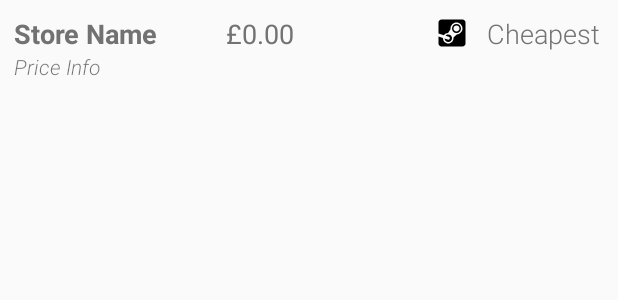
After one commit to arranf/LowScore, an Android app: the layout list_stores.xml on its own in the app's theme, with its tools: preview values and no code run, on a phone screen of 412 x 824 dp. The commit adds this screen. Shown: the top 300 px of the screen. Run offline under Robolectric (Android 15) with nearby library versions, the phone set to English and light mode, and no system bars.

Commit message:
Not working game prices

```diff
--- a/app/src/main/java/party/hunchbacktank/lowscore/activities/DisplayGameActivity.java
+++ b/app/src/main/java/party/hunchbacktank/lowscore/activities/DisplayGameActivity.java
@@ -49,7 +49,7 @@ import retrofit2.Callback;
 import retrofit2.Retrofit;
 import retrofit2.converter.gson.GsonConverterFactory;
 
-public class DisplayGameActivity extends AppCompatActivity implements GamePrices.OnFragmentInteractionListener {
+public class DisplayGameActivity extends AppCompatActivity {
     @BindView(R.id.gamescreens) ImageSwitcher imageSwitcher;
     private PicassoSwitcherHelper picassoSwitcherHelper;
     private List<Uri> imageUris = new ArrayList<>();
@@ -258,10 +258,6 @@ public class DisplayGameActivity extends AppCompatActivity implements GamePrices
         viewPager.setAdapter(viewPagerAdapter);
     }
 
-    @Override
-    public void onFragmentInteraction(Uri uri){
-
-    }
     //endregion
 
     //region Menu
--- a/app/src/main/java/party/hunchbacktank/lowscore/activities/LoginActivity.java
+++ b/app/src/main/java/party/hunchbacktank/lowscore/activities/LoginActivity.java
@@ -22,7 +22,7 @@ import party.hunchbacktank.lowscore.BuildConfig;
 import party.hunchbacktank.lowscore.R;
 import party.hunchbacktank.lowscore.model.isthereanydeal.authentication.Token;
 import party.hunchbacktank.lowscore.model.isthereanydeal.authentication.TokenRequestType;
-import party.hunchbacktank.lowscore.networking.isthereanydeal.token.TokenEndpoint;
+import party.hunchbacktank.lowscore.networking.isthereanydeal.TokenEndpoint;
 import retrofit2.Call;
 import retrofit2.Callback;
 import retrofit2.Retrofit;
--- a/app/src/main/java/party/hunchbacktank/lowscore/activities/MainActivity.java
+++ b/app/src/main/java/party/hunchbacktank/lowscore/activities/MainActivity.java
@@ -23,7 +23,7 @@ import party.hunchbacktank.lowscore.R;
 import party.hunchbacktank.lowscore.adapters.DealsAdapter;
 import party.hunchbacktank.lowscore.model.isthereanydeal.recommendeddeal.Deal;
 import party.hunchbacktank.lowscore.model.isthereanydeal.recommendeddeal.DealResponse;
-import party.hunchbacktank.lowscore.networking.isthereanydeal.deal.DealEndpoint;
+import party.hunchbacktank.lowscore.networking.isthereanydeal.DealEndpoint;
 import retrofit2.Call;
 import retrofit2.Callback;
 import retrofit2.Retrofit;
--- a/app/src/main/java/party/hunchbacktank/lowscore/adapters/DealsAdapter.java
+++ b/app/src/main/java/party/hunchbacktank/lowscore/adapters/DealsAdapter.java
@@ -44,7 +44,7 @@ public class DealsAdapter extends RecyclerView.Adapter<DealsAdapter.DealHolder>
     @Override
     public DealHolder onCreateViewHolder(ViewGroup parent, int viewType) {
         View itemView = LayoutInflater.from(parent.getContext())
-                .inflate(R.layout.deals, parent, false);
+                .inflate(R.layout.list_deals, parent, false);
         itemView.setOnClickListener(onClickListener);
         itemView.setLayoutParams(layoutParams);
         return new DealHolder(itemView);
--- a/app/src/main/java/party/hunchbacktank/lowscore/networking/IsThereAnyDeal/deal/DealEndpoint.java
+++ b/app/src/main/java/party/hunchbacktank/lowscore/networking/isthereanydeal/DealEndpoint.java
@@ -1,4 +1,4 @@
-package party.hunchbacktank.lowscore.networking.isthereanydeal.deal;
+package party.hunchbacktank.lowscore.networking.isthereanydeal;
 
 import party.hunchbacktank.lowscore.model.isthereanydeal.recommendeddeal.DealResponse;
 import retrofit2.Call;
--- a/app/src/main/java/party/hunchbacktank/lowscore/networking/IsThereAnyDeal/token/TokenEndpoint.java
+++ b/app/src/main/java/party/hunchbacktank/lowscore/networking/isthereanydeal/TokenEndpoint.java
@@ -1,4 +1,4 @@
-package party.hunchbacktank.lowscore.networking.isthereanydeal.token;
+package party.hunchbacktank.lowscore.networking.isthereanydeal;
 
 import party.hunchbacktank.lowscore.model.isthereanydeal.authentication.Token;
 import retrofit2.Call;
--- /dev/null
+++ b/app/src/main/res/drawable/steam.xml
@@ -0,0 +1,4 @@
+<vector android:height="24dp" android:viewportHeight="24.0"
+    android:viewportWidth="24.0" android:width="24dp" xmlns:android="http://schemas.android.com/apk/res/android">
+    <path android:fillColor="#FF000000" android:pathData="M5,3C3.9,3 3,3.9 3,5L3,12.313L6.594,13.5C7.294,12.6 8.306,12 9.406,12L11,9.5L11,9C11,6.8 12.8,5 15,5C17.2,5 19,6.8 19,9C19,11.1 17.288,12.9 15.188,13L13,15L13,15.5C13,17.4 11.4,19 9.5,19C7.6,19 6,17.4 6,15.5L6,15.406L3,14.406L3,19C3,20.1 3.9,21 5,21L19,21C20.1,21 21,20.1 21,19L21,5C21,3.9 20.1,3 19,3L5,3zM15,6C13.349,6 12,7.349 12,9C12,10.651 13.349,12 15,12C16.651,12 18,10.651 18,9C18,7.349 16.651,6 15,6zM15,7C16.11,7 17,7.89 17,9C17,10.11 16.11,11 15,11C13.89,11 13,10.11 13,9C13,7.89 13.89,7 15,7zM9.5,13C8.8,13 8.087,13.313 7.688,13.813L9.906,14.5C10.406,14.7 10.7,15.212 10.5,15.813C10.3,16.212 9.9,16.5 9.5,16.5C9.4,16.5 9.288,16.506 9.188,16.406L7,15.688C7.1,16.987 8.2,18 9.5,18C10.9,18 12,16.9 12,15.5C12,14.1 10.9,13 9.5,13z"/>
+</vector>
--- /dev/null
+++ b/app/src/main/res/layout/list_stores.xml
@@ -0,0 +1,70 @@
+<?xml version="1.0" encoding="utf-8"?>
+<RelativeLayout xmlns:android="http://schemas.android.com/apk/res/android"
+    android:orientation="vertical" android:layout_width="match_parent"
+    android:layout_height="match_parent"
+    android:id="@+id/store_item">
+
+    <TextView
+        android:layout_width="wrap_content"
+        android:layout_height="wrap_content"
+        android:textAppearance="?android:attr/textAppearanceMedium"
+        android:text="Store Name"
+        android:id="@+id/list_stores_store_name"
+        android:layout_alignParentTop="true"
+        android:layout_alignLeft="@+id/list_stores_price_context"
+        android:layout_alignStart="@+id/list_stores_price_context"
+        android:layout_marginTop="10dp"
+        android:textStyle="bold" />
+
+    <TextView
+        android:layout_width="wrap_content"
+        android:layout_height="wrap_content"
+        android:textAppearance="?android:attr/textAppearanceSmall"
+        android:text="Price Info"
+        android:fontFamily="sans-serif-light"
+        android:id="@+id/list_stores_price_context"
+        android:layout_marginLeft="9dp"
+        android:layout_marginStart="9dp"
+        android:textStyle="italic"
+        android:typeface="normal"
+        android:layout_below="@+id/list_stores_store_name"
+        android:layout_alignParentLeft="true"
+        android:layout_alignParentStart="true" />
+
+    <TextView
+        android:layout_width="wrap_content"
+        android:layout_height="wrap_content"
+        android:textAppearance="?android:attr/textAppearanceMedium"
+        android:text="£0.00"
+        android:id="@+id/list_stores_price"
+        android:layout_marginLeft="45dp"
+        android:layout_marginStart="45dp"
+        android:layout_alignTop="@+id/list_stores_store_name"
+        android:layout_toRightOf="@+id/list_stores_store_name"
+        android:layout_toEndOf="@+id/list_stores_store_name" />
+
+    <TextView
+        android:layout_width="wrap_content"
+        android:layout_height="wrap_content"
+        android:textAppearance="?android:attr/textAppearanceMedium"
+        android:text="Cheapest"
+        android:fontFamily="sans-serif-light"
+        android:id="@+id/list_stores_cheap"
+        android:layout_marginRight="12dp"
+        android:layout_marginEnd="12dp"
+        android:layout_alignBaseline="@+id/list_stores_price"
+        android:layout_alignBottom="@+id/list_stores_price"
+        android:layout_alignParentRight="true"
+        android:layout_alignParentEnd="true" />
+
+    <ImageView
+        android:layout_width="wrap_content"
+        android:layout_height="wrap_content"
+        android:id="@+id/list_stores_drm_icon"
+        android:src="@drawable/steam"
+        android:layout_marginRight="11dp"
+        android:layout_marginEnd="11dp"
+        android:layout_alignTop="@+id/list_stores_cheap"
+        android:layout_toLeftOf="@+id/list_stores_cheap"
+        android:layout_toStartOf="@+id/list_stores_cheap" />
+</RelativeLayout>
```
Also changed, not shown: app/src/main/java/party/hunchbacktank/lowscore/adapters/PricesAdapter.java (added, +85 -0 lines), app/src/main/java/party/hunchbacktank/lowscore/fragments/GamePrices.java (+67 -78 lines), app/src/main/java/party/hunchbacktank/lowscore/model/isthereanydeal/prices/Contents.java (added, +33 -0 lines), app/src/main/java/party/hunchbacktank/lowscore/model/isthereanydeal/prices/Meta.java (added, +31 -0 lines), app/src/main/java/party/hunchbacktank/lowscore/model/isthereanydeal/prices/Price.java (added, +140 -0 lines), app/src/main/java/party/hunchbacktank/lowscore/model/isthereanydeal/prices/PriceResponse.java (added, +54 -0 lines), app/src/main/java/party/hunchbacktank/lowscore/model/isthereanydeal/prices/Shop.java (added, +52 -0 lines), app/src/main/java/party/hunchbacktank/lowscore/model/isthereanydeal/prices/Urls.java (added, +31 -0 lines), app/src/main/java/party/hunchbacktank/lowscore/networking/isthereanydeal/PricesEndpoint.java (added, +14 -0 lines), app/src/main/res/layout/fragment_game_prices.xml (+7 -5 lines), app/src/main/res/layout/list_deals.xml (renamed from app/src/main/res/layout/deals.xml).
